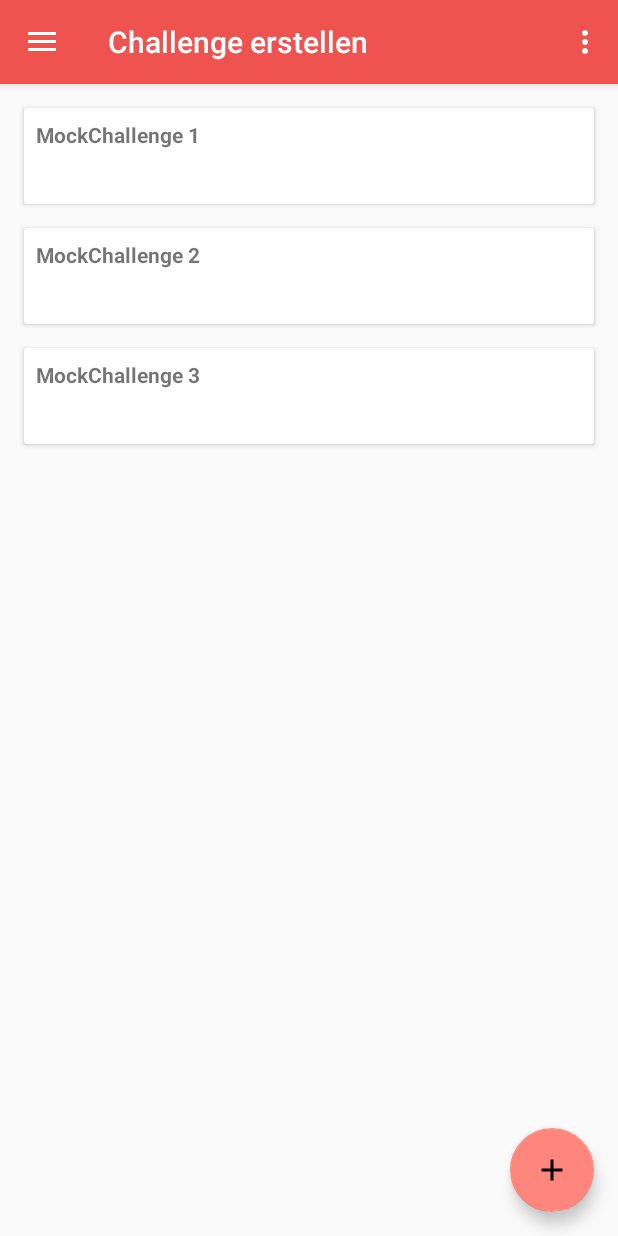
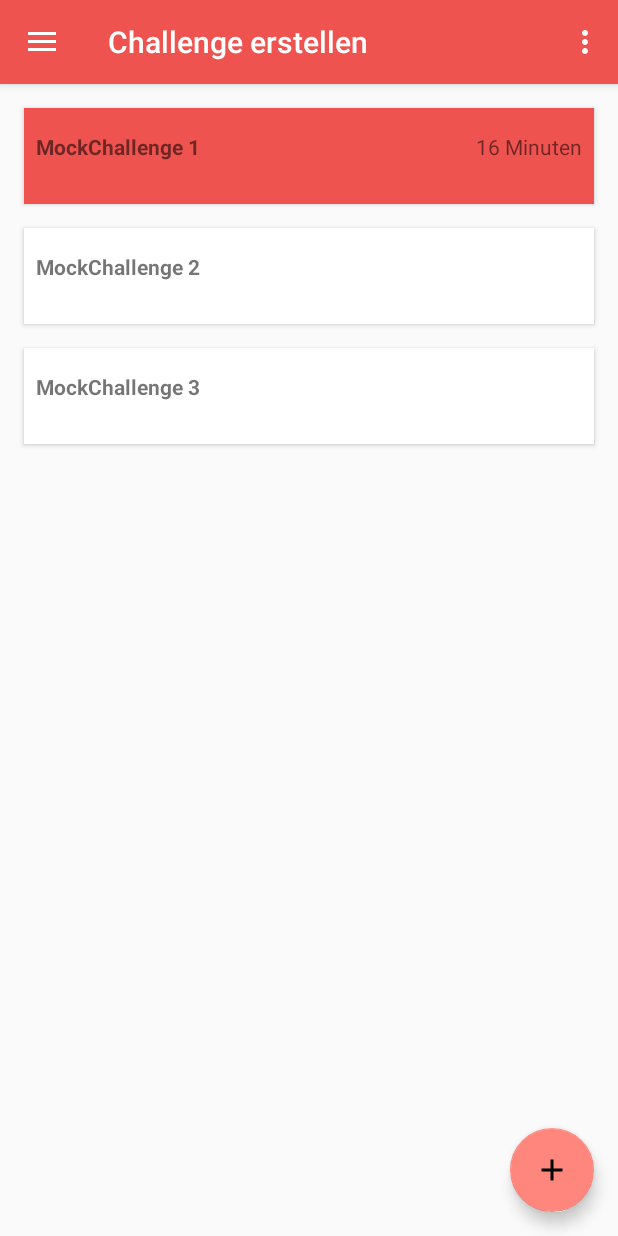
Before and after one commit to campusjagd/Campusjagd, an Android app: the fragment ChallengeCreateListFragment placed in its activity, on a phone screen of 412 x 824 dp. Run offline under Robolectric (Android 15) with nearby library versions, the phone set to English and light mode, and no system bars; pictures from the network do not load.

Commit message:
Add a differentiation between time challenges and normal challenges in the create challenge fragment

```diff
--- a/app/src/main/java/de/tubs/campusjagd/model/Challenge.java
+++ b/app/src/main/java/de/tubs/campusjagd/model/Challenge.java
@@ -1,5 +1,6 @@
 package de.tubs.campusjagd.model;
 
+import java.util.Date;
 import java.util.List;
 
 public class Challenge {
@@ -36,6 +37,13 @@ public class Challenge {
         return this.timestamp;
     }
 
+    public String getEndTimeStamp() {
+        Date date1 = new Date();
+        Date date2 = new Date(date1.getTime() + 1000000);
+
+        return new Date(date2.getTime() - date1.getTime()).toString();
+    }
+
     public void setTimestamp(String timestamp) {
         this.timestamp = timestamp;
     }
--- a/app/src/main/java/de/tubs/campusjagd/view/adapter/ChallengeCreateListAdapter.java
+++ b/app/src/main/java/de/tubs/campusjagd/view/adapter/ChallengeCreateListAdapter.java
@@ -3,11 +3,9 @@ package de.tubs.campusjagd.view.adapter;
 import android.app.Activity;
 import android.content.Context;
 import android.content.Intent;
-import android.os.Bundle;
 import android.support.annotation.NonNull;
 import android.support.design.widget.FloatingActionButton;
 import android.support.v4.app.Fragment;
-import android.support.v4.app.FragmentTransaction;
 import android.support.v7.widget.LinearLayoutManager;
 import android.support.v7.widget.RecyclerView;
 import android.view.LayoutInflater;
@@ -15,12 +13,12 @@ import android.view.View;
 import android.view.ViewGroup;
 import android.widget.TextView;
 
+import java.util.Date;
 import java.util.List;
 
 import de.tubs.campusjagd.R;
 import de.tubs.campusjagd.model.Challenge;
 import de.tubs.campusjagd.nfc.SenderActivity;
-import de.tubs.campusjagd.view.fragments.PeerToPeerFragment;
 
 /**
  * Adapter holding all challenges which should be created.
@@ -145,6 +143,16 @@ public class ChallengeCreateListAdapter extends RecyclerView.Adapter<ChallengeCr
             }
         });
 
+        if (challenge.isTimedChallenge()) {
+            Date challengeEndTime = new Date(challenge.getEndTimeStamp());
+
+            holder.timeNeeded.setText(ChallengeListAdapter.hmsTimeFormatter(challengeEndTime.getTime()));
+            holder.background.setBackgroundColor(mContext.getResources().getColor(R.color.colorPrimary));
+        } else {
+            holder.timeNeeded.setVisibility(View.GONE);
+            holder.background.setBackgroundColor(mContext.getResources().getColor(R.color.white));
+        }
+
     }
 
     @Override
@@ -162,6 +170,8 @@ class ChallengeCreateViewHolder extends RecyclerView.ViewHolder{
     View hiddenView;
     RecyclerView recyclerView;
     FloatingActionButton fab;
+    TextView timeNeeded;
+    View background;
 
     public ChallengeCreateViewHolder(@NonNull View itemView) {
         super(itemView);
@@ -170,5 +180,7 @@ class ChallengeCreateViewHolder extends RecyclerView.ViewHolder{
         hiddenView = itemView.findViewById(R.id.challenge_create_hiddenView);
         recyclerView = itemView.findViewById(R.id.challenge_create_recyclerview);
         fab = itemView.findViewById(R.id.challenge_create_fab);
+        timeNeeded = itemView.findViewById(R.id.challenge_create_challenge_time);
+        background = itemView.findViewById(R.id.challenge_create_challenge_item_background);
     }
 }
--- a/app/src/main/java/de/tubs/campusjagd/view/adapter/ChallengeListAdapter.java
+++ b/app/src/main/java/de/tubs/campusjagd/view/adapter/ChallengeListAdapter.java
@@ -200,16 +200,6 @@ public class ChallengeListAdapter extends RecyclerView.Adapter<ChallengeViewHold
             Date challengeStartDate = new Date(challenge.getTimestamp());
             Date now = new Date();
             long timeDifference_in_millis = now.getTime() - challengeStartDate.getTime();
-            long timeDifference_in_seconds = timeDifference_in_millis / 1000;
-
-            long timeToWorkWith = timeDifference_in_seconds;
-            long seconds = timeToWorkWith % 60;
-            timeToWorkWith/= 60;
-            long minutes = timeToWorkWith % 60;
-            timeToWorkWith/= 60;
-            long hours = timeToWorkWith % 24;
-            timeToWorkWith /= 24;
-            long days = timeToWorkWith;
 
             mTimerString = hmsTimeFormatter(timeDifference_in_millis);
     }
@@ -221,7 +211,7 @@ public class ChallengeListAdapter extends RecyclerView.Adapter<ChallengeViewHold
      * @return HH:mm:ss time formatted string
      */
     @SuppressLint("DefaultLocale")
-    private String hmsTimeFormatter(long milliSeconds) {
+    public static String hmsTimeFormatter(long milliSeconds) {
 
         String hms;
 
--- a/app/src/main/res/layout/item_challenge_create_card_item.xml
+++ b/app/src/main/res/layout/item_challenge_create_card_item.xml
@@ -1,8 +1,8 @@
 <?xml version="1.0" encoding="utf-8"?>
-<android.support.v7.widget.CardView
-    xmlns:android="http://schemas.android.com/apk/res/android"
+<android.support.v7.widget.CardView xmlns:android="http://schemas.android.com/apk/res/android"
     xmlns:app="http://schemas.android.com/apk/res-auto"
     xmlns:tools="http://schemas.android.com/tools"
+    android:id="@+id/challenge_create_challenge_item_background"
     android:layout_width="match_parent"
     android:layout_height="wrap_content"
     android:layout_margin="8dp"
@@ -14,27 +14,25 @@
 
         <TextView
             android:id="@+id/challenge_create_challenge_name"
-        android:layout_width="match_parent"
+            android:layout_width="wrap_content"
             android:layout_height="wrap_content"
             android:layout_marginStart="8dp"
-        android:layout_marginTop="8dp"
-        android:layout_marginEnd="8dp"
+            android:layout_marginTop="16dp"
             android:paddingBottom="8dp"
             android:text="ChallengeName"
             android:textStyle="bold"
-        app:layout_constraintEnd_toEndOf="parent"
             app:layout_constraintStart_toStartOf="parent"
             app:layout_constraintTop_toTopOf="parent" />
 
         <android.support.constraint.ConstraintLayout
             android:id="@+id/challenge_create_hiddenView"
-        android:visibility="gone"
             android:layout_width="match_parent"
-        android:layout_height="wrap_content"
+            android:layout_height="206dp"
             android:layout_marginStart="8dp"
             android:layout_marginTop="8dp"
             android:layout_marginEnd="8dp"
             android:layout_marginBottom="8dp"
+            android:visibility="gone"
             app:layout_constraintBottom_toBottomOf="parent"
             app:layout_constraintEnd_toEndOf="parent"
             app:layout_constraintStart_toStartOf="parent"
@@ -65,4 +63,14 @@
                 app:srcCompat="@drawable/ic_menu_send" />
 
         </android.support.constraint.ConstraintLayout>
-</android.support.constraint.ConstraintLayout></android.support.v7.widget.CardView>
+
+        <TextView
+            android:id="@+id/challenge_create_challenge_time"
+            android:layout_width="wrap_content"
+            android:layout_height="18dp"
+            android:layout_marginEnd="8dp"
+            android:text="TextView"
+            app:layout_constraintEnd_toEndOf="parent"
+            app:layout_constraintTop_toTopOf="@+id/challenge_create_challenge_name" />
+    </android.support.constraint.ConstraintLayout>
+</android.support.v7.widget.CardView>
```
Lines whose indentation alone changed are shown as unchanged.
